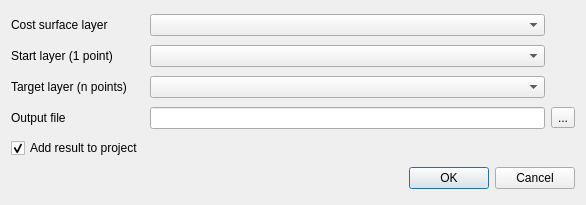
Old version of the form src/plugins/least_cost_path/leastcostpathguibase.ui in the repository ealiasannila/QGIS.
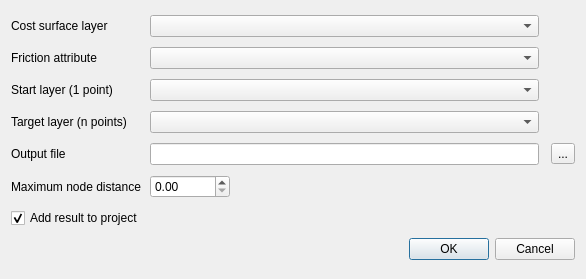
New version of the form. Custom widgets are drawn as their Qt base class.

Diff of the .ui file:
```diff
--- a/src/plugins/least_cost_path/leastcostpathguibase.ui
+++ b/src/plugins/least_cost_path/leastcostpathguibase.ui
@@ -7,31 +7,37 @@
     <x>0</x>
     <y>0</y>
     <width>586</width>
-    <height>205</height>
+    <height>279</height>
    </rect>
   </property>
   <property name="windowTitle">
    <string>Dialog</string>
   </property>
   <layout class="QGridLayout" name="gridLayout_3">
-   <item row="2" column="0">
+   <item row="7" column="1">
+    <widget class="QDoubleSpinBox" name="mNodeDistDoubleSpinBox">
+     <property name="sizePolicy">
+      <sizepolicy hsizetype="Fixed" vsizetype="Fixed">
+       <horstretch>0</horstretch>
+       <verstretch>0</verstretch>
+      </sizepolicy>
+     </property>
+     <property name="maximumSize">
+      <size>
+       <width>80</width>
+       <height>16777215</height>
+      </size>
+     </property>
+    </widget>
+   </item>
+   <item row="3" column="0">
     <widget class="QLabel" name="mTargetLabel">
      <property name="text">
       <string>Target layer (n points)</string>
      </property>
     </widget>
    </item>
-   <item row="10" column="0">
-    <widget class="QCheckBox" name="mAddResultToProjectCheckBox">
-     <property name="text">
-      <string>Add result to project</string>
-     </property>
-     <property name="checked">
-      <bool>true</bool>
-     </property>
-    </widget>
-   </item>
-   <item row="11" column="0" colspan="3">
+   <item row="15" column="0" colspan="4">
     <widget class="QDialogButtonBox" name="mButtonBox">
      <property name="orientation">
       <enum>Qt::Horizontal</enum>
@@ -44,19 +50,9 @@
    <item row="0" column="1">
     <widget class="QgsMapLayerComboBox" name="mCostSurfaceComboBox"/>
    </item>
-   <item row="2" column="1">
+   <item row="3" column="1">
     <widget class="QgsMapLayerComboBox" name="mTargetComboBox"/>
    </item>
-   <item row="4" column="0">
-    <widget class="QLabel" name="mOutputLayerLabel">
-     <property name="text">
-      <string>Output file</string>
-     </property>
-    </widget>
-   </item>
-   <item row="1" column="1">
-    <widget class="QgsMapLayerComboBox" name="mStartComboBox"/>
-   </item>
    <item row="0" column="0">
     <widget class="QLabel" name="mCostSurfaceLabel">
      <property name="text">
@@ -64,23 +60,60 @@
      </property>
     </widget>
    </item>
-   <item row="1" column="0">
+   <item row="5" column="0">
+    <widget class="QLabel" name="mOutputLayerLabel">
+     <property name="text">
+      <string>Output file</string>
+     </property>
+    </widget>
+   </item>
+   <item row="2" column="1">
+    <widget class="QgsMapLayerComboBox" name="mStartComboBox"/>
+   </item>
+   <item row="2" column="0">
     <widget class="QLabel" name="mStartLabel">
      <property name="text">
       <string>Start layer (1 point)</string>
      </property>
     </widget>
    </item>
-   <item row="4" column="2">
+   <item row="5" column="3">
     <widget class="QToolButton" name="mOutputLayerToolButton">
      <property name="text">
       <string>...</string>
      </property>
     </widget>
    </item>
-   <item row="4" column="1">
+   <item row="5" column="1">
     <widget class="QLineEdit" name="mOutputLayerLineEdit"/>
    </item>
+   <item row="1" column="1">
+    <widget class="QgsFieldComboBox" name="mFrictionComboBox"/>
+   </item>
+   <item row="1" column="0">
+    <widget class="QLabel" name="mFrictionLabel">
+     <property name="text">
+      <string>Friction attribute</string>
+     </property>
+    </widget>
+   </item>
+   <item row="7" column="0">
+    <widget class="QLabel" name="mNodeDistLabel">
+     <property name="text">
+      <string>Maximum node distance</string>
+     </property>
+    </widget>
+   </item>
+   <item row="8" column="0">
+    <widget class="QCheckBox" name="mAddResultToProjectCheckBox">
+     <property name="text">
+      <string>Add result to project</string>
+     </property>
+     <property name="checked">
+      <bool>true</bool>
+     </property>
+    </widget>
+   </item>
   </layout>
  </widget>
  <customwidgets>
@@ -89,6 +122,11 @@
    <extends>QComboBox</extends>
    <header location="global">qgsmaplayercombobox.h</header>
   </customwidget>
+  <customwidget>
+   <class>QgsFieldComboBox</class>
+   <extends>QComboBox</extends>
+   <header location="global">qgsfieldcombobox.h</header>
+  </customwidget>
  </customwidgets>
  <resources/>
  <connections>
```
